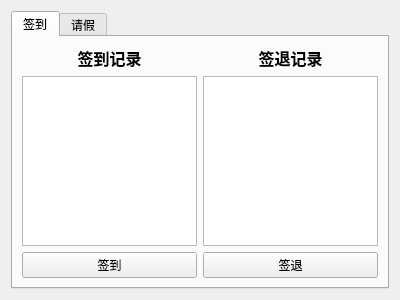
First picture: the form in code/doctor/attendancepage.ui, repository laonuo2004/cpp-qt-medical-system, before the edit.
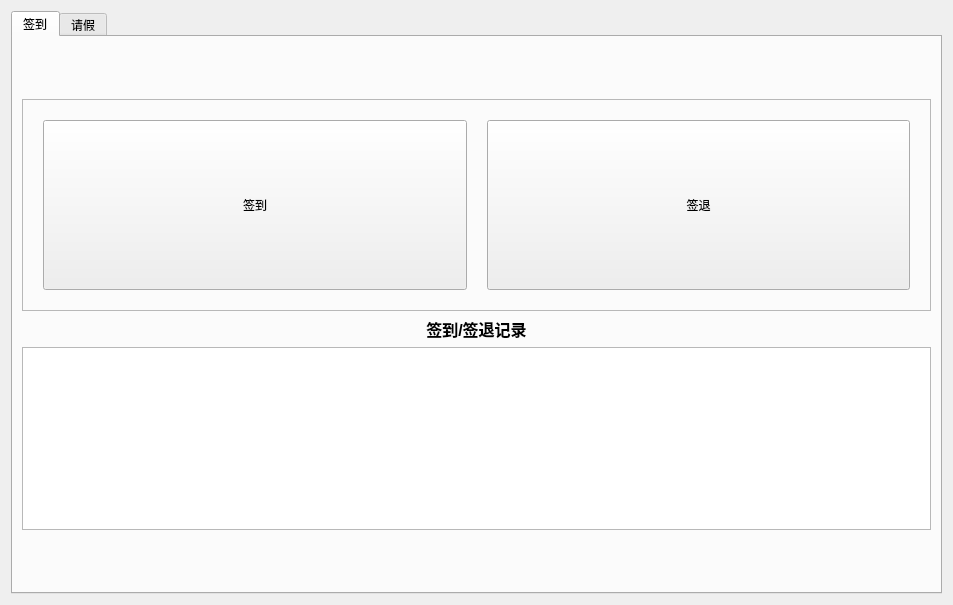
Second picture: the form after the edit. The open tabs and pages were chosen to show the change.

```diff
--- a/code/doctor/attendancepage.ui
+++ b/code/doctor/attendancepage.ui
@@ -6,8 +6,8 @@
    <rect>
     <x>0</x>
     <y>0</y>
-    <width>400</width>
-    <height>300</height>
+    <width>953</width>
+    <height>605</height>
    </rect>
   </property>
   <property name="windowTitle">
@@ -29,7 +29,73 @@
       <attribute name="title">
        <string>签到</string>
       </attribute>
-      <layout class="QHBoxLayout" name="horizontalLayout">
+      <layout class="QVBoxLayout" name="verticalLayout_3" stretch="1,4,4,1">
+       <item>
+        <spacer name="verticalSpacer_2">
+         <property name="orientation">
+          <enum>Qt::Vertical</enum>
+         </property>
+         <property name="sizeHint" stdset="0">
+          <size>
+           <width>20</width>
+           <height>40</height>
+          </size>
+         </property>
+        </spacer>
+       </item>
+       <item>
+        <widget class="QFrame" name="CardFrame">
+         <property name="frameShape">
+          <enum>QFrame::StyledPanel</enum>
+         </property>
+         <property name="frameShadow">
+          <enum>QFrame::Raised</enum>
+         </property>
+         <layout class="QHBoxLayout" name="horizontalLayout">
+          <property name="spacing">
+           <number>20</number>
+          </property>
+          <property name="leftMargin">
+           <number>20</number>
+          </property>
+          <property name="topMargin">
+           <number>20</number>
+          </property>
+          <property name="rightMargin">
+           <number>20</number>
+          </property>
+          <property name="bottomMargin">
+           <number>20</number>
+          </property>
+          <item>
+           <widget class="QPushButton" name="SignInBtn">
+            <property name="sizePolicy">
+             <sizepolicy hsizetype="Expanding" vsizetype="Expanding">
+              <horstretch>0</horstretch>
+              <verstretch>0</verstretch>
+             </sizepolicy>
+            </property>
+            <property name="text">
+             <string>签到</string>
+            </property>
+           </widget>
+          </item>
+          <item>
+           <widget class="QPushButton" name="SignOutBtn">
+            <property name="sizePolicy">
+             <sizepolicy hsizetype="Expanding" vsizetype="Expanding">
+              <horstretch>0</horstretch>
+              <verstretch>0</verstretch>
+             </sizepolicy>
+            </property>
+            <property name="text">
+             <string>签退</string>
+            </property>
+           </widget>
+          </item>
+         </layout>
+        </widget>
+       </item>
        <item>
         <layout class="QVBoxLayout" name="verticalLayout_2">
          <item>
@@ -42,7 +108,7 @@
             </font>
            </property>
            <property name="text">
-            <string>签到记录</string>
+            <string>签到/签退记录</string>
            </property>
            <property name="alignment">
             <set>Qt::AlignCenter</set>
@@ -50,48 +116,29 @@
           </widget>
          </item>
          <item>
-          <widget class="QListWidget" name="SignInList"/>
-         </item>
-         <item>
-          <widget class="QPushButton" name="SignInBtn">
-           <property name="text">
-            <string>签到</string>
-           </property>
-          </widget>
-         </item>
-        </layout>
-       </item>
-       <item>
-        <layout class="QVBoxLayout" name="verticalLayout_3">
-         <item>
-          <widget class="QLabel" name="label_2">
+          <widget class="QListWidget" name="SignInList">
            <property name="font">
             <font>
              <pointsize>12</pointsize>
-             <weight>75</weight>
-             <bold>true</bold>
             </font>
            </property>
-           <property name="text">
-            <string>签退记录</string>
-           </property>
-           <property name="alignment">
-            <set>Qt::AlignCenter</set>
-           </property>
-          </widget>
-         </item>
-         <item>
-          <widget class="QListWidget" name="SignOutList"/>
-         </item>
-         <item>
-          <widget class="QPushButton" name="SignOutBtn">
-           <property name="text">
-            <string>签退</string>
-           </property>
           </widget>
          </item>
         </layout>
        </item>
+       <item>
+        <spacer name="verticalSpacer_3">
+         <property name="orientation">
+          <enum>Qt::Vertical</enum>
+         </property>
+         <property name="sizeHint" stdset="0">
+          <size>
+           <width>20</width>
+           <height>96</height>
+          </size>
+         </property>
+        </spacer>
+       </item>
       </layout>
      </widget>
      <widget class="QWidget" name="LeaveTab">
```
Left out of the diff: 6 changed lines with no effect on the pictures.
